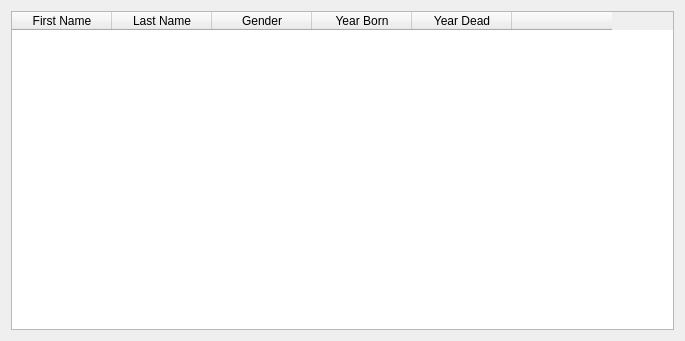
Old version of the form Display/addscitocom.ui in the repository alexi15/verk1.
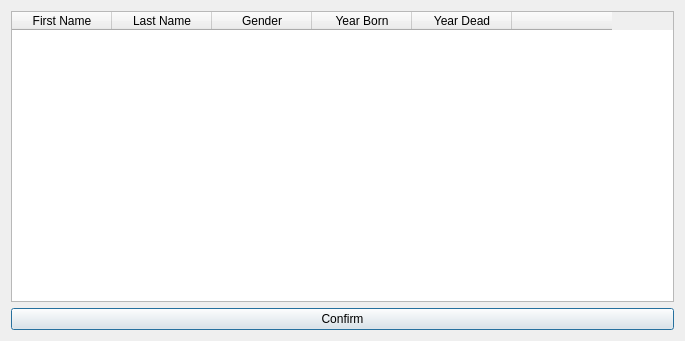
New version of the form.

```diff
--- a/Display/addscitocom.ui
+++ b/Display/addscitocom.ui
@@ -13,7 +13,7 @@
   <property name="windowTitle">
    <string>Dialog</string>
   </property>
-  <layout class="QHBoxLayout" name="horizontalLayout">
+  <layout class="QVBoxLayout" name="verticalLayout">
    <item>
     <widget class="QTableWidget" name="table_scientists">
      <column>
@@ -48,6 +48,13 @@
      </column>
     </widget>
    </item>
+   <item>
+    <widget class="QPushButton" name="pushButton">
+     <property name="text">
+      <string>Confirm</string>
+     </property>
+    </widget>
+   </item>
   </layout>
  </widget>
  <resources/>
```
Left out of the diff: 6 changed lines with no effect on the pictures.
